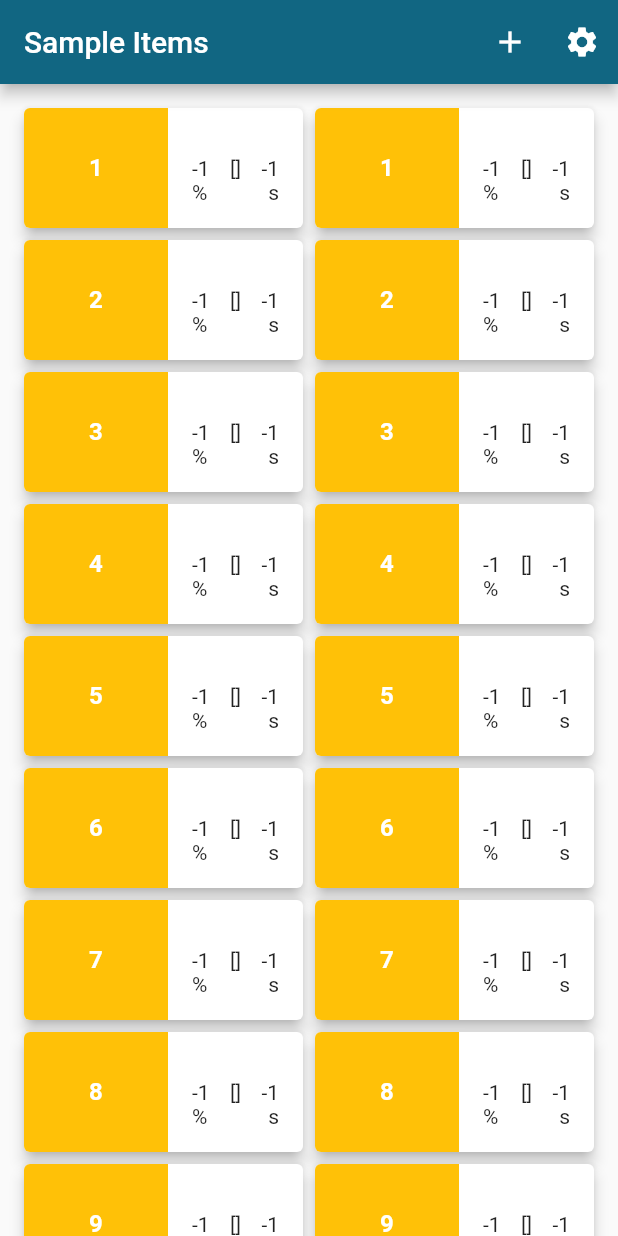
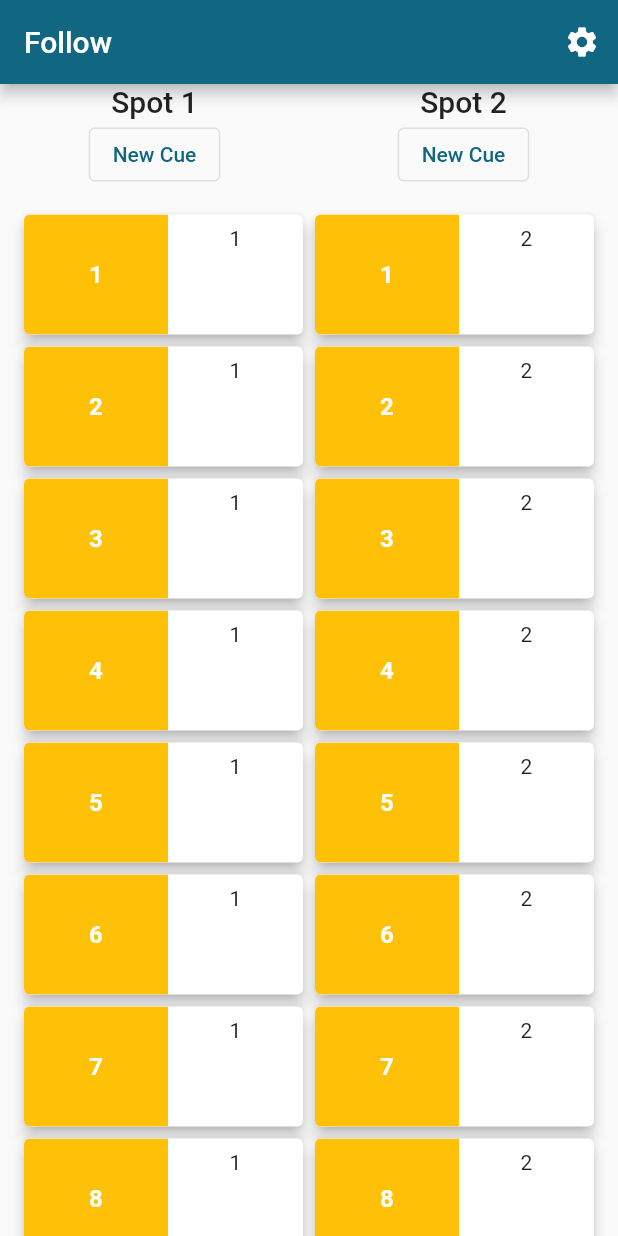
Before and after one commit to ictwill/FollowspotFlutter, a Flutter app: the screen it shows after launch, on a phone screen of 412 x 824 dp. Run offline on Flutter 3.47's test engine with Material 2 defaults, Android fonts, the phone set to English and light mode, and no system bars; missing offline and left inert: window_size; generated files the repository leaves out were written again.

Commit message:
Implement frame selection, int field validation

```diff
--- a/lib/src/data/dummy_show.dart
+++ b/lib/src/data/dummy_show.dart
@@ -17,8 +17,9 @@ Show dummyShow() {
       50,
       (index) => Cue(
         id: uuid.v4(),
-        number: index + 1 + (Random().nextInt(10)).toDouble(),
+        number: (index + 1).toDouble(),
         spot: spot.number,
+        target: spot.number.toString(),
       ),
     );
   }
--- a/lib/src/models/show_model.dart
+++ b/lib/src/models/show_model.dart
@@ -1,4 +1,5 @@
 import 'package:flutter/cupertino.dart';
+import 'package:flutter/material.dart';
 import 'package:followspot_application_1/src/models/cue.dart';
 import 'package:followspot_application_1/src/models/show.dart';
 import 'package:uuid/uuid.dart';
@@ -14,8 +15,8 @@ class ShowModel extends ChangeNotifier {
   static final Cue blank = Cue(id: 'blank', action: 'spacer', spot: -1);
   Cue currentCue = blank;
 
-  Cue findCue(int int, double number) {
-    return show.spotList[int].cues.firstWhere(
+  Cue findCue(int spot, double number) {
+    return show.spotList[spot].cues.firstWhere(
       (element) => element.number == number,
       orElse: () => blank,
     );
@@ -34,7 +35,7 @@ class ShowModel extends ChangeNotifier {
   }
 
   void refreshSpot(int index) {
-    show.spotList[index].cues.sort((a, b) => a.number.compareTo(b.number));
+    // show.spotList[index].cues.sort((a, b) => a.number.compareTo(b.number));
     usedNumbers = show.cueNumbers();
     notifyListeners();
   }
@@ -45,10 +46,15 @@ class ShowModel extends ChangeNotifier {
 
   void deleteCue(Cue oldCue) {
     int index = getSpotIndex(oldCue.spot);
+    debugPrint(show.spotList[index].cues.length.toString());
     show.spotList[index].cues.remove(oldCue);
+    debugPrint(show.spotList[index].cues.length.toString());
     refreshSpot(index);
   }
 
   int getSpotIndex(int number) =>
-      show.spotList.indexWhere((item) => item.number == number);
+      show.spotList.indexWhere((spot) => spot.number == number);
+
+  List<String> getFrameList(Cue cue) =>
+      show.spotList[getSpotIndex(cue.spot)].frames;
 }
--- a/lib/src/spots/cue_card.dart
+++ b/lib/src/spots/cue_card.dart
@@ -1,8 +1,6 @@
 import 'package:flutter/material.dart';
-import 'package:provider/provider.dart';
 
 import '../models/cue.dart';
-import '../models/show_model.dart';
 import 'cue_edit_view.dart';
 
 class CueCard extends StatelessWidget {
@@ -79,13 +77,14 @@ class CueCard extends StatelessWidget {
                                   Padding(
                                     padding: const EdgeInsets.symmetric(
                                         vertical: 8.0),
-                                    child: Text('${item.intensity} %'),
+                                    child:
+                                        Text(validateIntensity(item.intensity)),
                                   ),
                                   Padding(
                                     padding: const EdgeInsets.symmetric(
                                         vertical: 8.0),
                                     child: Text(
-                                      item.frames.toString(),
+                                      item.frames.join(' + '),
                                       textAlign: TextAlign.center,
                                     ),
                                   ),
@@ -93,7 +92,7 @@ class CueCard extends StatelessWidget {
                                     padding: const EdgeInsets.symmetric(
                                         vertical: 8.0),
                                     child: Text(
-                                      '${item.time}  s',
+                                      validateTime(time: item.time),
                                       textAlign: TextAlign.end,
                                     ),
                                   ),
@@ -119,4 +118,10 @@ class CueCard extends StatelessWidget {
       );
     }
   }
+
+  String validateIntensity(int? intensity) =>
+      intensity != null && intensity >= 0 ? '${item.intensity} %' : '';
+
+  String validateTime({int? time}) =>
+      time != null && time >= 0 ? '${item.intensity} s' : '';
 }
--- a/lib/src/spots/spot_view.dart
+++ b/lib/src/spots/spot_view.dart
@@ -4,8 +4,8 @@ import 'package:followspot_application_1/src/spots/cue_edit_view.dart';
 import 'package:provider/provider.dart';
 import 'package:uuid/uuid.dart';
 
+import '../models/cue.dart';
 import '../settings/settings_view.dart';
-import '../models/cue.dart';
 import 'cue_card.dart';
 
 /// Displays a list of Cues.
@@ -21,21 +21,8 @@ class SpotView extends StatelessWidget {
   Widget build(BuildContext context) {
     return Scaffold(
       appBar: AppBar(
-        title: const Text('Sample Items'),
+        title: const Text('Follow'),
         actions: [
-          IconButton(
-              onPressed: () {
-                Navigator.push(
-                  context,
-                  MaterialPageRoute(
-                    builder: (context) => CueEditView(
-                        key: super.key,
-                        spot: 1,
-                        cue: Cue(id: uuid.v4(), spot: 1)),
-                  ),
-                );
-              },
-              icon: const Icon(Icons.add)),
           IconButton(
             icon: const Icon(Icons.settings),
             onPressed: () {
@@ -51,8 +38,29 @@ class SpotView extends StatelessWidget {
         builder: (context, showModel, child) {
           final int spots = showModel.show.spotList.length;
 
-          return ListView.builder(
-            restorationId: 'sampleItemListView',
+          return Column(
+            children: [
+              Row(
+                mainAxisAlignment: MainAxisAlignment.spaceAround,
+                children: [
+                  for (int i = 0; i < spots; i++)
+                    Column(
+                      children: [
+                        Text(
+                          'Spot ${i + 1}',
+                          style: Theme.of(context).textTheme.titleLarge,
+                        ),
+                        OutlinedButton(
+                          onPressed: () => navigateNewCue(context, i + 1),
+                          child: const Text('New Cue'),
+                        ),
+                      ],
+                    )
+                ],
+              ),
+              Expanded(
+                child: ListView.builder(
+                  restorationId: 'spotListView',
                   itemCount: showModel.usedNumbers.length,
                   padding: const EdgeInsets.all(12.0),
                   itemBuilder: (BuildContext context, int index) {
@@ -65,9 +73,24 @@ class SpotView extends StatelessWidget {
                       ],
                     );
                   },
+                ),
+              ),
+            ],
           );
         },
       ),
     );
   }
+
+  Future<dynamic> navigateNewCue(BuildContext context, int spot) =>
+      Navigator.push(
+        context,
+        MaterialPageRoute(
+          builder: (context) => CueEditView(
+            key: super.key,
+            spot: spot,
+            cue: Cue(id: uuid.v4(), spot: spot),
+          ),
+        ),
+      );
 }
```
Also changed, not shown: lib/src/app.dart (+18 -20 lines), lib/src/spots/cue_edit_view.dart (+75 -40 lines), lib/src/styles.dart (added, +21 -0 lines). Lines whose indentation alone changed are shown as unchanged.
